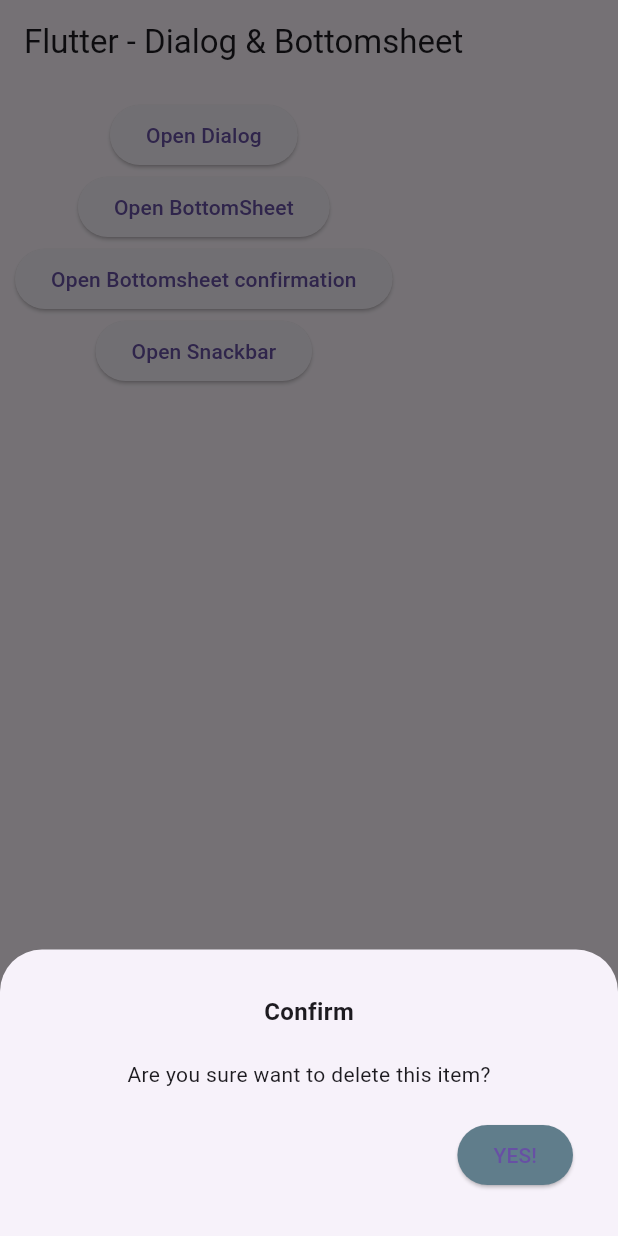
After one commit to MuhammadIbraAlfathar/flutter-basic, a Flutter app: the screen it shows after launch, after a tap on "Open Bottomsheet confirmation", on a phone screen of 412 x 824 dp. The commit adds this screen. Run offline on Flutter 3.47's test engine with Material 3 defaults, Android fonts, the phone set to English and light mode, and no system bars; our stand-ins replace image_gallery_saver, image_picker.

Commit message:
[basic-form] membuat widget dialog

```diff
--- a/lib/main.dart
+++ b/lib/main.dart
@@ -1,6 +1,5 @@
 import 'package:flutter/material.dart';
-import 'package:flutter_application_1/widget_lesson/basic_layout/stack_widget.dart';
-import 'package:flutter_application_1/widget_lesson/basic_layout/wrap_widget.dart';
+import 'package:flutter_application_1/widget_lesson/basic_form/dialog_widget.dart';
 
 void main() {
   runApp(const MyApp());
@@ -34,7 +33,7 @@ class MyApp extends StatelessWidget {
         // primarySwatch: Colors.blue,
         useMaterial3: true,
       ),
-      home: WrapWidget(),
+      home: const DialogWidget(),
     );
   }
 }
--- /dev/null
+++ b/lib/widget_lesson/basic_form/dialog_widget.dart
@@ -0,0 +1,153 @@
+import 'package:flutter/material.dart';
+
+class DialogWidget extends StatefulWidget {
+  const DialogWidget({super.key});
+
+  @override
+  State<DialogWidget> createState() => _DialogWidgetState();
+}
+
+class _DialogWidgetState extends State<DialogWidget> {
+  @override
+  Widget build(BuildContext context) {
+    return Scaffold(
+      appBar: AppBar(
+        title: const Text("Flutter - Dialog & Bottomsheet"),
+      ),
+      body: Container(
+        padding: const EdgeInsets.all(10.0),
+        child: Column(
+          children: [
+            ElevatedButton(
+              onPressed: () async {
+                await showDialog(
+                  context: context,
+                  builder: (BuildContext context) {
+                    return AlertDialog(
+                      title: const Text("Info"),
+                      content: const SingleChildScrollView(
+                        child: ListBody(
+                          children: [Text("Your order was placed!")],
+                        ),
+                      ),
+                      actions: [
+                        ElevatedButton(
+                            onPressed: () {
+                              Navigator.pop(context);
+                            },
+                            child: const Text("OK"))
+                      ],
+                    );
+                  },
+                );
+              },
+              child: const Text("Open Dialog"),
+            ),
+            const SizedBox(
+              width: 8,
+            ),
+            ElevatedButton(
+                onPressed: () async {
+                  await showModalBottomSheet<void>(
+                    context: context,
+                    builder: (BuildContext context) {
+                      return Padding(
+                        padding: const EdgeInsets.all(20.0),
+                        child: SizedBox(
+                          width: MediaQuery.of(context).size.width,
+                          child: Column(
+                            mainAxisAlignment: MainAxisAlignment.center,
+                            mainAxisSize: MainAxisSize.min,
+                            children: [
+                              const Text("Your order was placed!"),
+                              const SizedBox(
+                                height: 20.0,
+                              ),
+                              ElevatedButton(
+                                  style: ElevatedButton.styleFrom(
+                                      backgroundColor: Colors.blue),
+                                  onPressed: () {
+                                    Navigator.pop(context);
+                                  },
+                                  child: const Text("OK"))
+                            ],
+                          ),
+                        ),
+                      );
+                    },
+                  );
+                },
+                child: const Text("Open BottomSheet")),
+            ElevatedButton(
+              onPressed: () async {
+                // ignore: unused_local_variable
+                bool confirm = false;
+                await showModalBottomSheet(
+                  context: context,
+                  builder: (BuildContext context) {
+                    return Container(
+                      padding: const EdgeInsets.all(30.0),
+                      child: Wrap(
+                        children: [
+                          SizedBox(
+                            width: MediaQuery.of(context).size.width,
+                            child: Column(
+                              mainAxisAlignment: MainAxisAlignment.center,
+                              children: <Widget>[
+                                const Text(
+                                  "Confirm",
+                                  style: TextStyle(
+                                      fontSize: 16,
+                                      fontWeight: FontWeight.bold),
+                                ),
+                                const SizedBox(
+                                  height: 20,
+                                ),
+                                const Text(
+                                    "Are you sure want to delete this item?"),
+                                const SizedBox(
+                                  height: 20,
+                                ),
+                                Row(
+                                  mainAxisAlignment: MainAxisAlignment.end,
+                                  children: [
+                                    ElevatedButton(
+                                        onPressed: () {
+                                          confirm = true;
+                                          Navigator.pop(context);
+                                        },
+                                        style: ElevatedButton.styleFrom(
+                                            backgroundColor: Colors.blueGrey),
+                                        child: const Text("YES!")),
+                                  ],
+                                )
+                              ],
+                            ),
+                          )
+                        ],
+                      ),
+                    );
+                  },
+                );
+
+                if (confirm) {
+                  print("Confirmed");
+                }
+              },
+              child: const Text('Open Bottomsheet confirmation'),
+            ),
+            ElevatedButton(
+                onPressed: () {
+                  ScaffoldMessenger.of(context).showSnackBar(
+                    const SnackBar(
+                      content: Text("Your request is successful"),
+                    ),
+                  );
+                },
+                child: const Text("Open Snackbar"))
+          ],
+        ),
+      ),
+    );
+  }
+}
```
